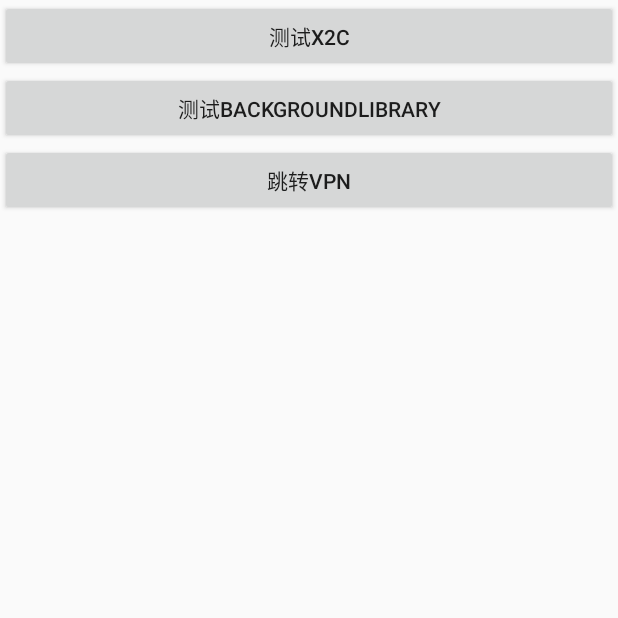
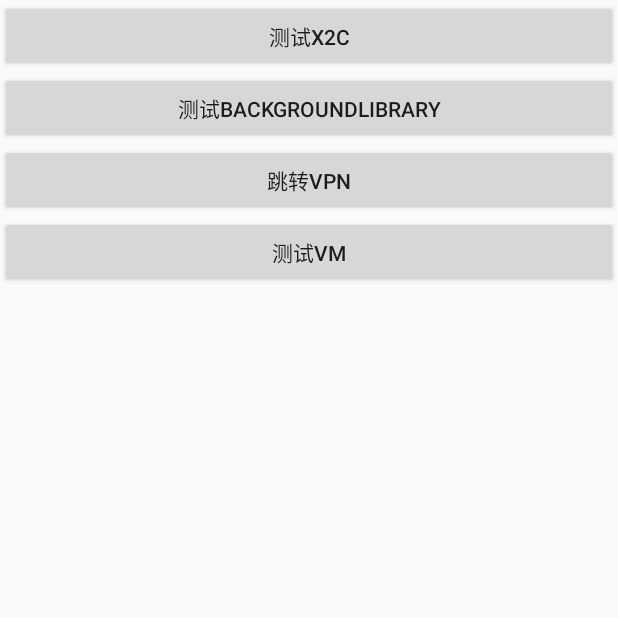
Before and after one commit to sarah21cn/AndroidDemo, an Android app: the screen it shows after launch (MainActivity), on a phone screen of 412 x 824 dp, the top half of it. Run offline under Robolectric (Android 15) with nearby library versions, the phone set to English and light mode, and no system bars.

```diff
--- a/app/build.gradle
+++ b/app/build.gradle
@@ -21,6 +21,11 @@ android {
             minifyEnabled false
             proguardFiles getDefaultProguardFile('proguard-android-optimize.txt'), 'proguard-rules.pro'
         }
+    }
+
+    compileOptions {
+        sourceCompatibility JavaVersion.VERSION_1_8
+        targetCompatibility JavaVersion.VERSION_1_8
     }
 
     sourceSets {
@@ -58,6 +63,7 @@ dependencies {
 
     implementation 'androidx.appcompat:appcompat:1.2.0'
     implementation 'androidx.constraintlayout:constraintlayout:2.0.1'
+    implementation 'androidx.lifecycle:lifecycle-extensions:2.2.0'
     testImplementation 'junit:junit:4.12'
     androidTestImplementation 'androidx.test.ext:junit:1.1.2'
     androidTestImplementation 'androidx.test.espresso:espresso-core:3.3.0'
--- a/app/src/main/AndroidManifest.xml
+++ b/app/src/main/AndroidManifest.xml
@@ -3,6 +3,7 @@
   xmlns:android="http://schemas.android.com/apk/res/android">
 
   <application
+    android:name=".DemoApplication"
     android:allowBackup="true"
     android:icon="@mipmap/ic_launcher"
     android:label="@string/app_name"
@@ -23,6 +24,8 @@
 
     <activity android:name=".vpn.VpnActivity"/>
 
+    <activity android:name=".viewmodel.ViewModelActivity"/>
+
     <service android:name=".vpn.MyVpnService"
       android:permission="android.permission.BIND_VPN_SERVICE">
       <intent-filter>
--- /dev/null
+++ b/app/src/main/java/com/ys/androiddemo/DemoApplication.java
@@ -0,0 +1,36 @@
+package com.ys.androiddemo;
+
+import static android.os.StrictMode.*;
+
+import android.app.Application;
+import android.os.StrictMode;
+
+/**
+ * Created by yinshan on 2020/11/7.
+ */
+public class DemoApplication extends Application {
+
+  @Override
+  public void onCreate() {
+    openStrictMode();
+    super.onCreate();
+  }
+
+  private void openStrictMode(){
+    if (BuildConfig.DEBUG) {
+      setThreadPolicy(new ThreadPolicy.Builder()
+          .detectDiskReads()
+          .detectDiskWrites()
+          .detectNetwork()   // or .detectAll() for all detectable problems
+          .penaltyLog()
+          .build());
+      setVmPolicy(new VmPolicy.Builder()
+          .detectLeakedSqlLiteObjects()
+          .detectLeakedClosableObjects()
+          .detectActivityLeaks()
+          .penaltyLog()
+          .penaltyDeath()
+          .build());
+    }
+  }
+}
--- a/app/src/main/java/com/ys/androiddemo/MainActivity.java
+++ b/app/src/main/java/com/ys/androiddemo/MainActivity.java
@@ -6,6 +6,7 @@ import android.os.Bundle;
 import android.view.View;
 
 import com.ys.androiddemo.background.BackgroundDemoActivity;
+import com.ys.androiddemo.viewmodel.ViewModelActivity;
 import com.ys.androiddemo.vpn.VpnActivity;
 import com.ys.androiddemo.x2c.X2cDemoActivity;
 
@@ -31,6 +32,10 @@ public class MainActivity extends Activity {
         intent = new Intent(this, VpnActivity.class);
         startActivity(intent);
         break;
+      case R.id.vm_btn:
+        intent = new Intent(this, ViewModelActivity.class);
+        startActivity(intent);
+        break;
     }
   }
 }
--- a/app/src/main/res/layout/activity_main.xml
+++ b/app/src/main/res/layout/activity_main.xml
@@ -28,4 +28,11 @@
     android:text="跳转VPN"
     android:onClick="onClick"/>
 
+  <Button
+    android:id="@+id/vm_btn"
+    android:layout_width="match_parent"
+    android:layout_height="wrap_content"
+    android:text="测试VM"
+    android:onClick="onClick"/>
+
 </LinearLayout>
```
Also changed, not shown: app/src/main/java/com/ys/androiddemo/viewmodel/TestViewModel.java (added, +47 -0 lines), app/src/main/java/com/ys/androiddemo/viewmodel/ViewModelActivity.java (added, +29 -0 lines), app/src/main/res/layout/activity_view_model.xml (added, +16 -0 lines).
